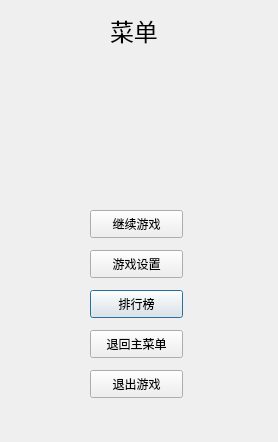
lwyer/BejeweledSln, file BejeweledSln/CMenuDlg.ui: the form before one commit.
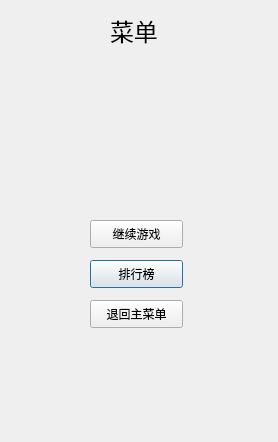
The form after the commit.

What changed in the file:
```diff
--- a/BejeweledSln/CMenuDlg.ui
+++ b/BejeweledSln/CMenuDlg.ui
@@ -17,7 +17,7 @@
    <property name="geometry">
     <rect>
      <x>90</x>
-     <y>290</y>
+     <y>260</y>
      <width>93</width>
      <height>28</height>
     </rect>
@@ -30,7 +30,7 @@
    <property name="geometry">
     <rect>
      <x>90</x>
-     <y>210</y>
+     <y>220</y>
      <width>93</width>
      <height>28</height>
     </rect>
@@ -43,7 +43,7 @@
    <property name="geometry">
     <rect>
      <x>90</x>
-     <y>330</y>
+     <y>300</y>
      <width>93</width>
      <height>28</height>
     </rect>
@@ -52,32 +52,6 @@
     <string>退回主菜单</string>
    </property>
   </widget>
-  <widget class="QPushButton" name="quit">
-   <property name="geometry">
-    <rect>
-     <x>90</x>
-     <y>370</y>
-     <width>93</width>
-     <height>28</height>
-    </rect>
-   </property>
-   <property name="text">
-    <string>退出游戏</string>
-   </property>
-  </widget>
-  <widget class="QPushButton" name="config">
-   <property name="geometry">
-    <rect>
-     <x>90</x>
-     <y>250</y>
-     <width>93</width>
-     <height>28</height>
-    </rect>
-   </property>
-   <property name="text">
-    <string>游戏设置</string>
-   </property>
-  </widget>
   <widget class="QLabel" name="label">
    <property name="geometry">
     <rect>
```
Left out of the diff: 22 changed lines with no effect on the pictures.
